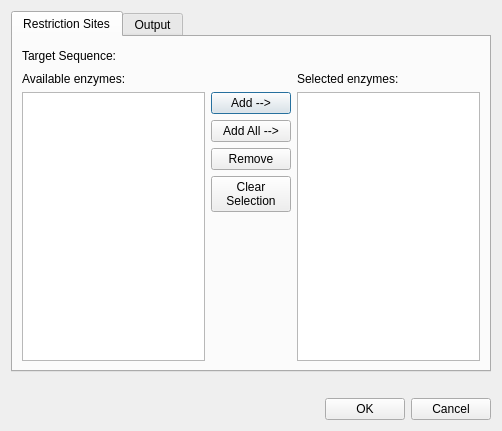
violethaze74/ugene, file src/plugins/enzymes/src/ui/DigestSequenceDialog.ui: the form before one commit.
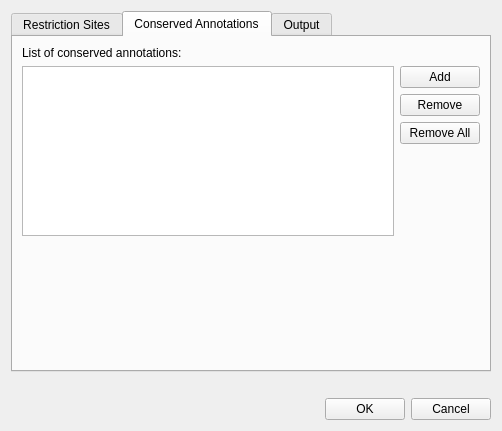
The form after the commit. The open tabs and pages were chosen to show the change.

```diff
--- a/src/plugins/enzymes/src/ui/DigestSequenceDialog.ui
+++ b/src/plugins/enzymes/src/ui/DigestSequenceDialog.ui
@@ -141,6 +141,78 @@
        </item>
       </layout>
      </widget>
+     <widget class="QWidget" name="tab_3">
+      <attribute name="title">
+       <string>Conserved Annotations</string>
+      </attribute>
+      <layout class="QGridLayout" name="gridLayout_4">
+       <item row="0" column="0">
+        <widget class="QLabel" name="label_10">
+         <property name="text">
+          <string>List of conserved annotations:</string>
+         </property>
+        </widget>
+       </item>
+       <item row="1" column="0">
+        <widget class="QListWidget" name="conservedAnnsWidget">
+         <property name="toolTip">
+          <string>Conserved annotations can not be &quot;distrupted&quot; when cutting occurs</string>
+         </property>
+        </widget>
+       </item>
+       <item row="1" column="1">
+        <layout class="QVBoxLayout" name="verticalLayout_9">
+         <item>
+          <widget class="QPushButton" name="addAnnBtn">
+           <property name="text">
+            <string>Add</string>
+           </property>
+          </widget>
+         </item>
+         <item>
+          <widget class="QPushButton" name="removeAnnBtn">
+           <property name="text">
+            <string>Remove</string>
+           </property>
+          </widget>
+         </item>
+         <item>
+          <widget class="QPushButton" name="removeAllAnnsBtn">
+           <property name="text">
+            <string>Remove All</string>
+           </property>
+          </widget>
+         </item>
+         <item>
+          <spacer name="verticalSpacer_9">
+           <property name="orientation">
+            <enum>Qt::Vertical</enum>
+           </property>
+           <property name="sizeHint" stdset="0">
+            <size>
+             <width>20</width>
+             <height>40</height>
+            </size>
+           </property>
+          </spacer>
+         </item>
+        </layout>
+       </item>
+       <item row="2" column="0">
+        <spacer name="verticalSpacer_7">
+         <property name="orientation">
+          <enum>Qt::Vertical</enum>
+         </property>
+         <property name="sizeHint" stdset="0">
+          <size>
+           <width>529</width>
+           <height>146</height>
+          </size>
+         </property>
+        </spacer>
+       </item>
+      </layout>
+     </widget>
      <widget class="QWidget" name="tab_2">
       <attribute name="title">
        <string>Output</string>
```
